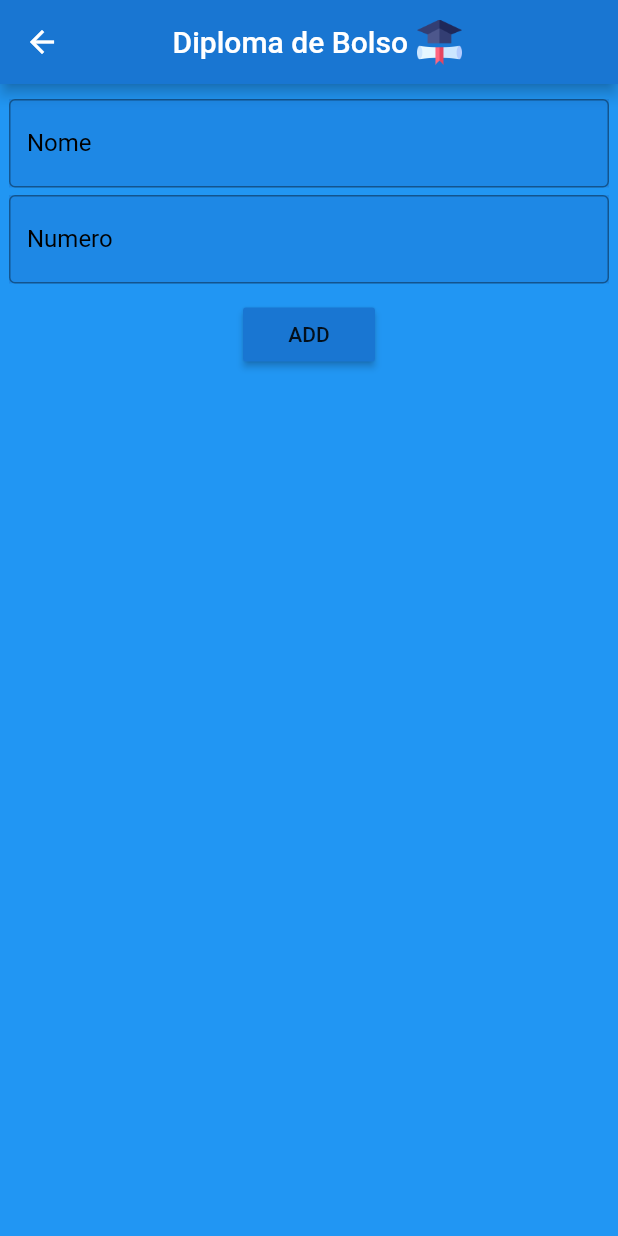
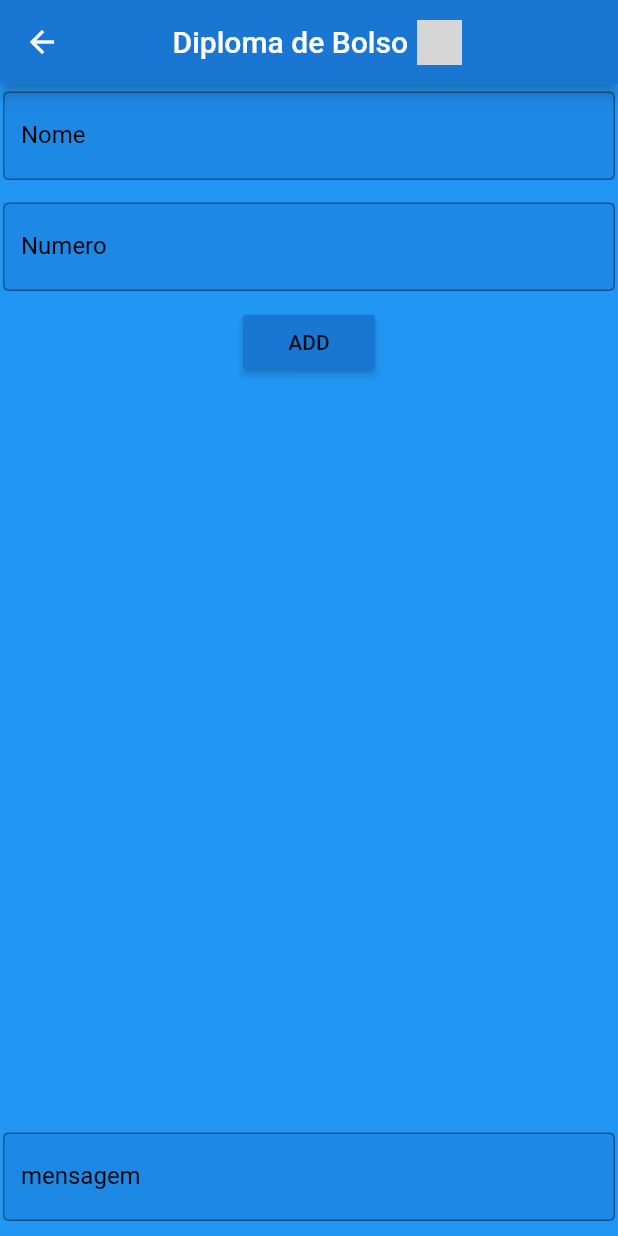
Before and after one commit to ConradoLuiz/hackathon-bndes, a Flutter app: the Mensagem screen opened directly, on a phone screen of 412 x 824 dp. Run offline on Flutter 3.47's test engine with Material 2 defaults, Android fonts, the phone set to English and light mode, and no system bars; our stand-ins replace video_player; missing offline and left inert: sms; grey boxes are pictures that could not be loaded.

```diff
--- a/aula/lib/Arq.dart
+++ b/aula/lib/Arq.dart
@@ -9,6 +9,9 @@ import 'package:url_launcher/url_launcher.dart';
 class Arq
 {
 
+Arq(){
+
+}
 
 Future<String> get _localPath async {
   final directory = await getApplicationDocumentsDirectory();
--- a/aula/lib/Mensagem.dart
+++ b/aula/lib/Mensagem.dart
@@ -1,6 +1,7 @@
 import 'dart:convert';
 import 'dart:io';
 import 'dart:async';
+import 'package:sms/sms.dart';
 import 'package:aula/SmsBotao.dart';
 import 'package:flutter/material.dart';
 import 'package:path_provider/path_provider.dart';
@@ -14,21 +15,27 @@ class Mensagem extends StatefulWidget {
 
 class _MensagemState extends State<Mensagem> {
   int _counter = 0;
-  TextEditingController controllerNome= TextEditingController();
-  TextEditingController controllerNumero= TextEditingController();
+
+  List<TextEditingController> controller=List();
   List _toDoList = [];
+
+  _MensagemState men;
   _MensagemState() {
     print(this._toDoList.length);
+    this.men=this;
+    this.controller.add(TextEditingController());
+    this.controller.add(TextEditingController());
+    this.controller.add(TextEditingController());
   }
 
   void AddNumero(){
-    if(this.controllerNome.text!="" && this.controllerNumero.text!=""){
+    if(this.controller[0].text!="" && this.controller[1].text!=""){
       setState(() {
         Map<String,dynamic> novoContato=Map();
-        novoContato["nome"]=this.controllerNome.text;
-        novoContato["numero"]=this.controllerNumero.text;
-        this.controllerNome.text="";
-        this.controllerNumero.text="";
+        novoContato["nome"]=this.controller[0].text;
+        novoContato["numero"]=this.controller[1].text;
+        this.controller[0].text="";
+        this.controller[1].text="";
         this._toDoList.add(novoContato);
         saveData();
     });
@@ -46,6 +53,23 @@ class _MensagemState extends State<Mensagem> {
       _toDoList=json.decode(data);
        });
     });
+  }
+
+  void sendMensagem(){
+    if(this.controller[2].text!="" && this.controller[1].text!=""){
+      setState(() {
+        Map<String,dynamic> novaMensagem=Map();
+        novaMensagem["mensagem"]=this.controller[2].text;
+        novaMensagem["numero"]=this.controller[1].text;
+        this.controller[2].text="";
+        this.controller[1].text="";
+        SmsSender sender = new SmsSender();
+        sender.sendSms(new SmsMessage(novaMensagem["numero"], novaMensagem["mensagem"]));
+    });
+
+    }
+
+
   }
 
 
@@ -70,9 +94,9 @@ class _MensagemState extends State<Mensagem> {
               child: Column(children: <Widget>[
         Container(
           color: Colors.blue[600],
-          margin: EdgeInsets.fromLTRB(6.0, 10.0, 6.0, 0.0),
+          margin: EdgeInsets.fromLTRB(2.0, 5.0, 2.0, 10.0),
           child:  TextField(
-            controller: controllerNome,
+            controller: controller[0],
             decoration: InputDecoration(
               labelText: 'Nome',
               border: OutlineInputBorder(),
@@ -81,11 +105,12 @@ class _MensagemState extends State<Mensagem> {
           ),
 
         ),
+
         Container(
           color: Colors.blue[600],
-          margin: EdgeInsets.fromLTRB(6.0, 5.0, 6.0, 10.0),
+          margin: EdgeInsets.fromLTRB(2.0, 5.0, 2.0, 10.0),
           child:  TextField(
-            controller: controllerNumero,
+            controller: controller[1],
             decoration: InputDecoration(
               labelText: 'Numero',
               border: OutlineInputBorder(),
@@ -95,18 +120,42 @@ class _MensagemState extends State<Mensagem> {
 
         ),
 
+
+
         RaisedButton(color:Colors.blue[700],child: Text("ADD"), onPressed: AddNumero),
+
         Expanded(child:ListView.builder(
 
           itemCount:this._toDoList.length
           ,itemBuilder: (context,index){
-            return SmsBotao(this._toDoList[index]).botao();
+            return SmsBotao(this._toDoList[index],this.controller).botao();
 
-          })),
+          })
+          ),
+        SingleChildScrollView( child:
+          Container(
+          color: Colors.blue[600],
+          margin: EdgeInsets.fromLTRB(2.0, 5.0, 2.0, 10.0),
+          child:  TextField(
+            controller: controller[2],
+            decoration: InputDecoration(
+              labelText: 'mensagem',
+              border: OutlineInputBorder(),
+              labelStyle: TextStyle(color: Colors.black)
+            )
+          ),
+
+        ),
+        )
+
       ])),
+
 
     );
   }
+
+
+
 
 
  Future<File> getFile() async {
@@ -133,4 +182,5 @@ class _MensagemState extends State<Mensagem> {
 
 
 
+
 }
--- a/aula/lib/SmsBotao.dart
+++ b/aula/lib/SmsBotao.dart
@@ -1,11 +1,17 @@
+import 'package:aula/Mensagem.dart';
+import 'package:aula/MensagemSend.dart';
 import 'package:flutter/cupertino.dart';
 import 'package:flutter/material.dart';
 import 'package:url_launcher/url_launcher.dart';
+import 'package:sms/sms.dart';
 
 class SmsBotao {
-  Map<String, dynamic> list;
+  List<TextEditingController> controller;
+  Map<String,dynamic> list;
+  String mensagem;
+
   SmsBotao(
-    this.list,
+    this.list,this.controller
   );
   Widget botao() {
     return Container(
@@ -15,7 +21,11 @@ class SmsBotao {
             color: Colors.blue[700],
             child: Text(this.list["nome"]),
             onPressed: () {
-              sendSms();
+              this.mensagem=this.controller[2].text;
+              this.controller[2].text="";
+
+
+              sendSms2();
             }));
   }
 
@@ -23,4 +33,13 @@ class SmsBotao {
     String sms1 = "sms:" + list["numero"];
     launch(sms1);
   }
+  sendSms2(){
+    SmsSender sender = new SmsSender();
+    //String address = someAddress();
+
+    sender.sendSms(new SmsMessage(list["numero"], this.mensagem));
+
+  }
+
+
 }
```
Also changed, not shown: aula/assets/dados.json (+8 -6 lines), aula/lib/Licao.dart (+10 -4 lines), aula/lib/MensagemSend.dart (added, +25 -0 lines), aula/lib/SalaDeAula.dart (+25 -8 lines), aula/pubspec.yaml (+5 -3 lines), aula/pubspec.lock, 5 other files.
